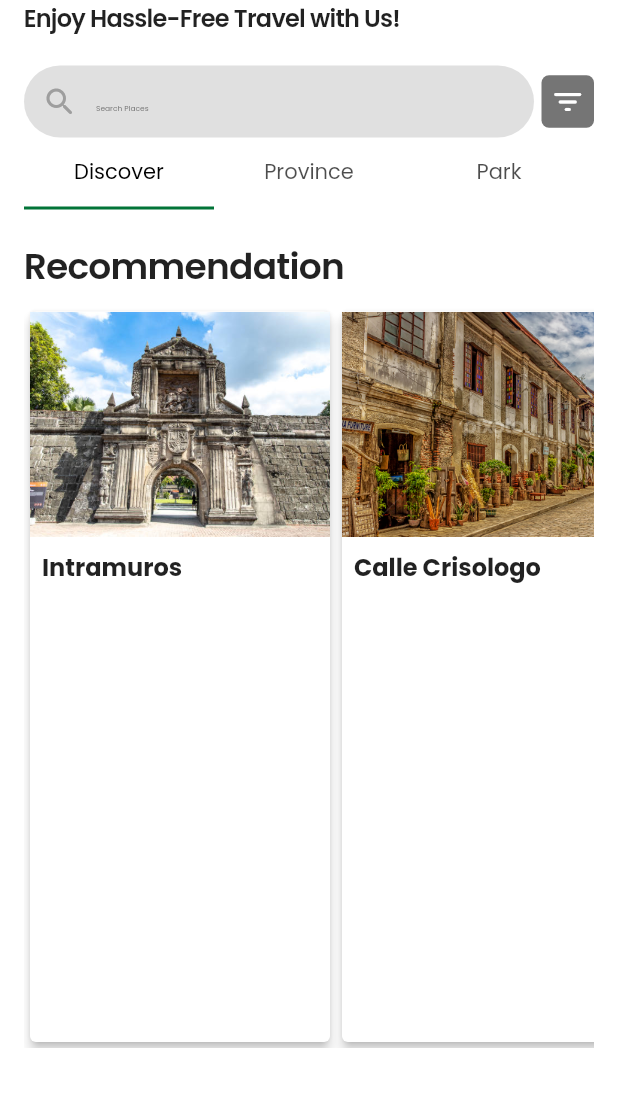
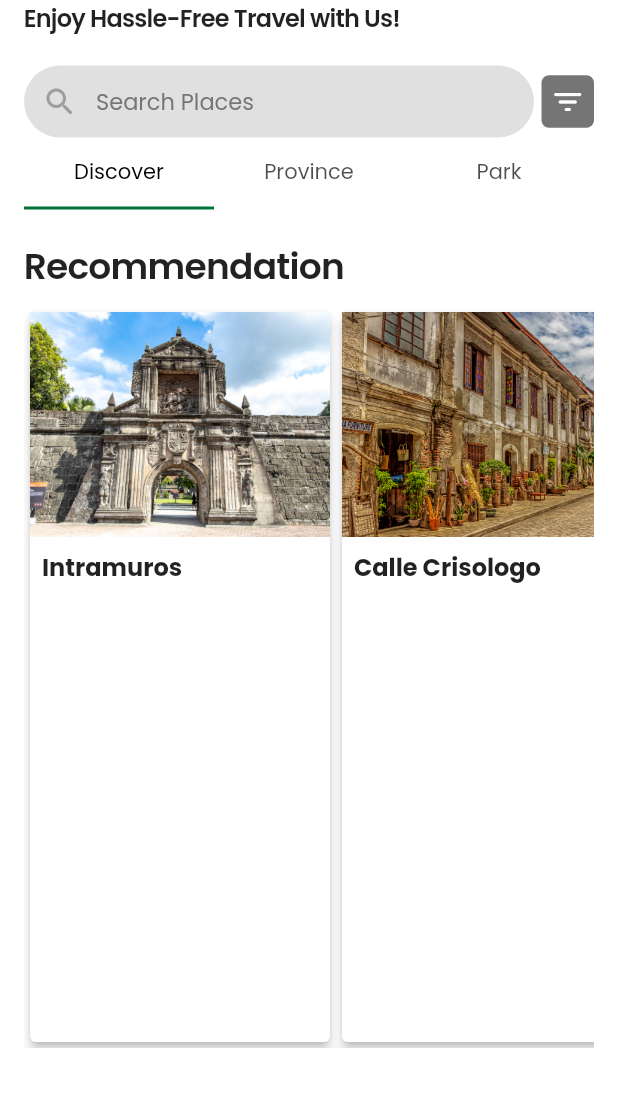
Before and after one commit to eenlpe1/Naga-Yon, a Flutter app: the screen it shows after launch, on a phone screen of 412 x 824 dp, the part 143-1236 px from its top. Run offline on Flutter 3.47's test engine with Material 2 defaults, Android fonts, the phone set to English and light mode, and no system bars; network calls fail.

Commit message:
Update homescreen.dart

```diff
--- a/lib/screens/homescreen.dart
+++ b/lib/screens/homescreen.dart
@@ -183,7 +183,7 @@ class _HomeScreenState extends State<HomeScreen>
                         hintText: "Search Places",
                         hintStyle: TextStyle(
                           color: Colors.grey.shade600,
-                          fontSize: 5,
+                          fontSize: 15,
                         ),
                         prefixIcon: const Icon(Icons.search_rounded,
                             color: Colors.grey),
```
